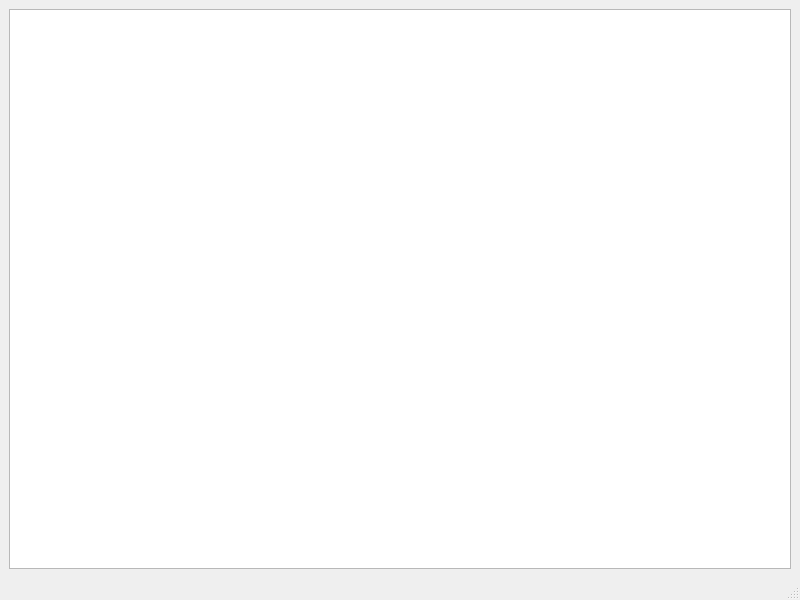
Jerryrisis/QtCourse, file BookManagementSystem/mainwindow.ui: the form before one commit.
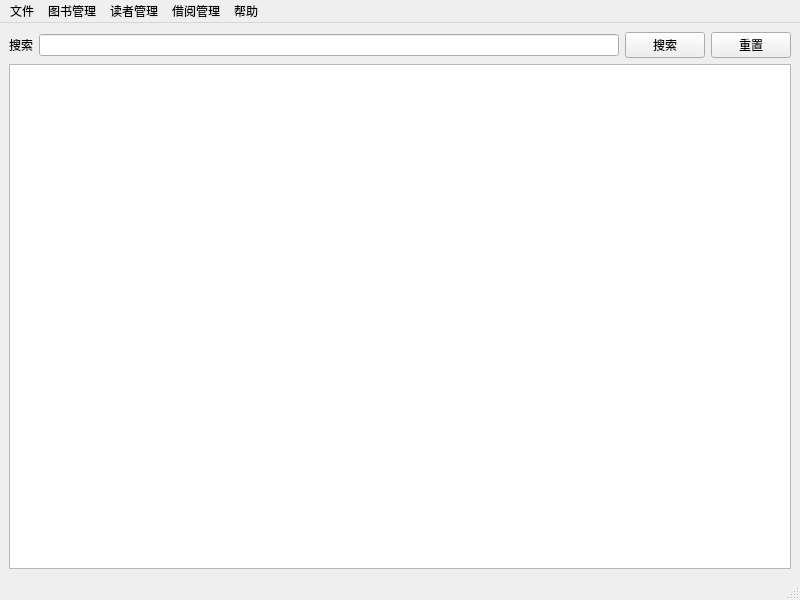
The form after the commit.

Commit message: 完成主界面UI设计，添加完整菜单栏和搜索界面

Diff of the .ui file:
```diff
--- a/BookManagementSystem/mainwindow.ui
+++ b/BookManagementSystem/mainwindow.ui
@@ -16,7 +16,39 @@
   <widget class="QWidget" name="centralwidget">
    <layout class="QGridLayout" name="gridLayout">
     <item row="0" column="0">
-     <widget class="QTableView" name="tableView"/>
+     <layout class="QVBoxLayout" name="verticalLayout">
+      <item>
+       <layout class="QHBoxLayout" name="horizontalLayout">
+        <item>
+         <widget class="QLabel" name="label">
+          <property name="text">
+           <string>搜索</string>
+          </property>
+         </widget>
+        </item>
+        <item>
+         <widget class="QLineEdit" name="searchLineEdit"/>
+        </item>
+        <item>
+         <widget class="QPushButton" name="searchButton">
+          <property name="text">
+           <string>搜索</string>
+          </property>
+         </widget>
+        </item>
+        <item>
+         <widget class="QPushButton" name="resetButton">
+          <property name="text">
+           <string>重置</string>
+          </property>
+         </widget>
+        </item>
+       </layout>
+      </item>
+      <item>
+       <widget class="QTableView" name="tableView"/>
+      </item>
+     </layout>
     </item>
    </layout>
   </widget>
@@ -29,6 +61,47 @@
      <height>21</height>
     </rect>
    </property>
+   <widget class="QMenu" name="menu">
+    <property name="title">
+     <string>文件</string>
+    </property>
+    <addaction name="actionExit"/>
+   </widget>
+   <widget class="QMenu" name="menu_2">
+    <property name="title">
+     <string>图书管理</string>
+    </property>
+    <addaction name="actionAddBook"/>
+    <addaction name="actionEditBook"/>
+    <addaction name="actionDeleteBook"/>
+    <addaction name="separator"/>
+    <addaction name="actionRefresh"/>
+   </widget>
+   <widget class="QMenu" name="menu_3">
+    <property name="title">
+     <string>读者管理</string>
+    </property>
+    <addaction name="actionAddReader"/>
+    <addaction name="actionManageReaders"/>
+   </widget>
+   <widget class="QMenu" name="menu_4">
+    <property name="title">
+     <string>借阅管理</string>
+    </property>
+    <addaction name="actionBorrowBook"/>
+    <addaction name="actionReturnBook"/>
+   </widget>
+   <widget class="QMenu" name="menu_5">
+    <property name="title">
+     <string>帮助</string>
+    </property>
+    <addaction name="actionAbout"/>
+   </widget>
+   <addaction name="menu"/>
+   <addaction name="menu_2"/>
+   <addaction name="menu_3"/>
+   <addaction name="menu_4"/>
+   <addaction name="menu_5"/>
   </widget>
   <widget class="QStatusBar" name="statusbar"/>
  </widget>
```
Left out of the diff: 50 changed lines with no effect on the pictures.
